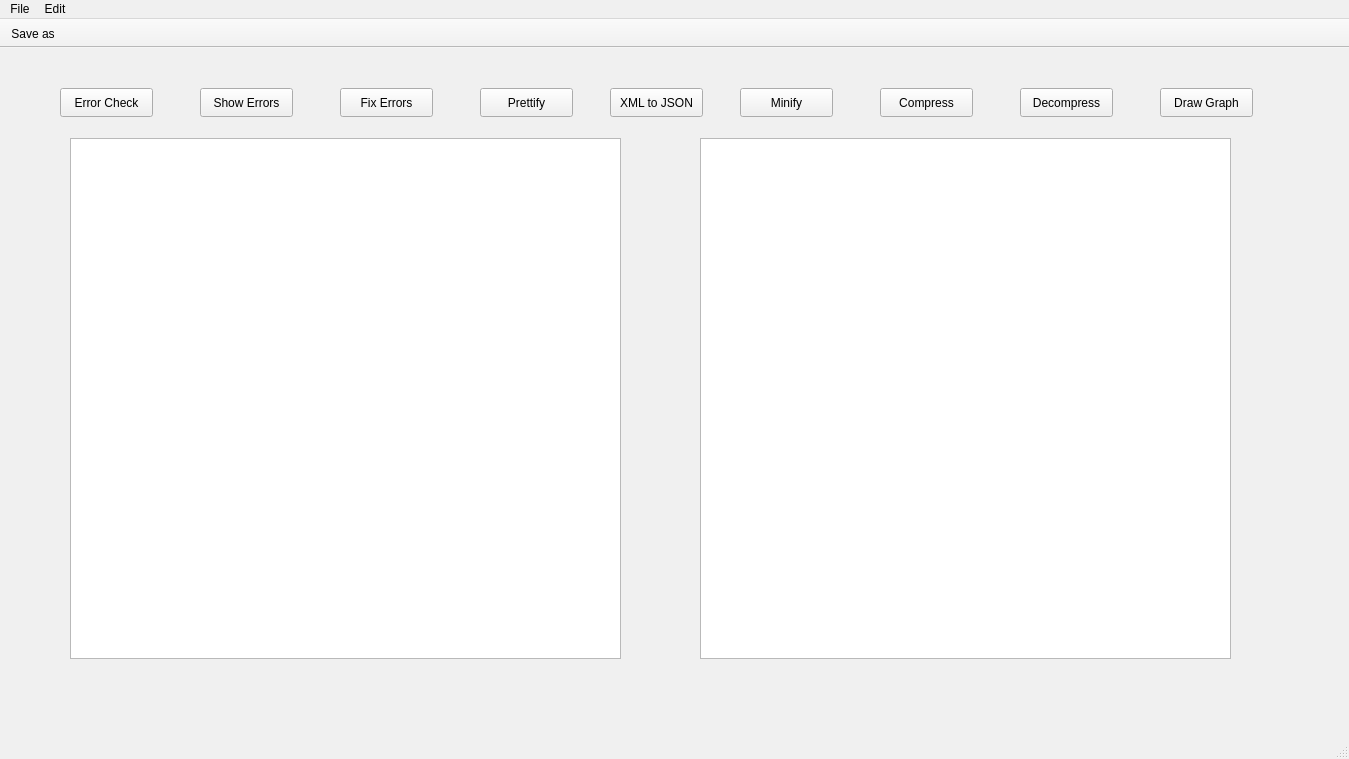
The window that XML_Editor/mainwindow.ui (hanashraf/XML_Editor) describes before a commit, drawn with Qt 5.
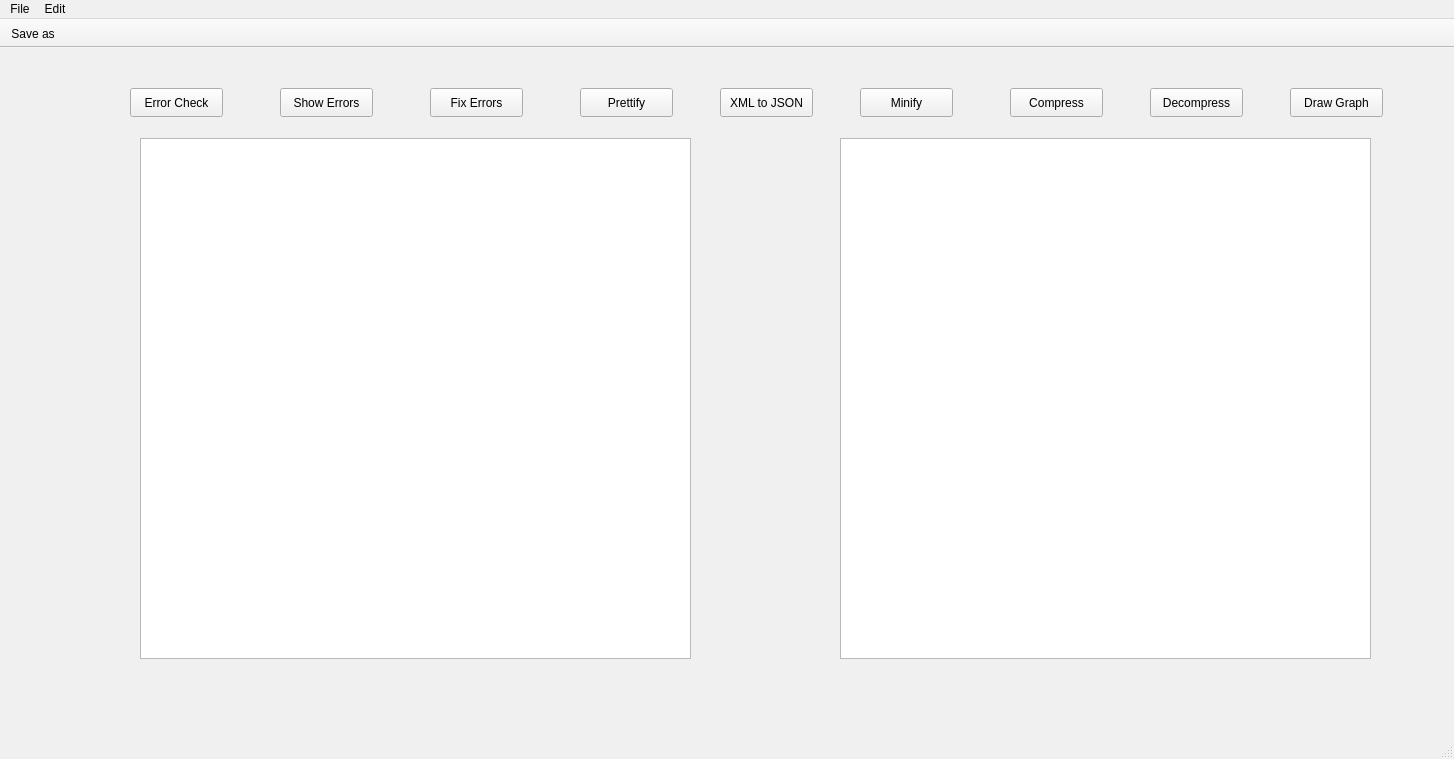
The same window after the commit. Icons and pictures are not drawn.

```diff
--- a/XML_Editor/mainwindow.ui
+++ b/XML_Editor/mainwindow.ui
@@ -6,7 +6,7 @@
    <rect>
     <x>0</x>
     <y>0</y>
-    <width>1349</width>
+    <width>1454</width>
     <height>759</height>
    </rect>
   </property>
@@ -459,7 +459,7 @@
    <widget class="QTextBrowser" name="input">
     <property name="geometry">
      <rect>
-      <x>70</x>
+      <x>140</x>
       <y>90</y>
       <width>551</width>
       <height>521</height>
@@ -472,7 +472,7 @@
    <widget class="QTextBrowser" name="output">
     <property name="geometry">
      <rect>
-      <x>700</x>
+      <x>840</x>
       <y>90</y>
       <width>531</width>
       <height>521</height>
@@ -482,7 +482,7 @@
    <widget class="QPushButton" name="ErrorCheck">
     <property name="geometry">
      <rect>
-      <x>60</x>
+      <x>130</x>
       <y>40</y>
       <width>93</width>
       <height>29</height>
@@ -937,7 +937,7 @@
    <widget class="QPushButton" name="ShowErrors">
     <property name="geometry">
      <rect>
-      <x>200</x>
+      <x>280</x>
       <y>40</y>
       <width>93</width>
       <height>29</height>
@@ -950,7 +950,7 @@
    <widget class="QPushButton" name="FixErrors">
     <property name="geometry">
      <rect>
-      <x>340</x>
+      <x>430</x>
       <y>40</y>
       <width>93</width>
       <height>29</height>
@@ -963,7 +963,7 @@
    <widget class="QPushButton" name="Prettify">
     <property name="geometry">
      <rect>
-      <x>480</x>
+      <x>580</x>
       <y>40</y>
       <width>93</width>
       <height>29</height>
@@ -976,7 +976,7 @@
    <widget class="QPushButton" name="Compress">
     <property name="geometry">
      <rect>
-      <x>880</x>
+      <x>1010</x>
       <y>40</y>
       <width>93</width>
       <height>29</height>
@@ -989,7 +989,7 @@
    <widget class="QPushButton" name="Minify">
     <property name="geometry">
      <rect>
-      <x>740</x>
+      <x>860</x>
       <y>40</y>
       <width>93</width>
       <height>29</height>
@@ -1002,7 +1002,7 @@
    <widget class="QPushButton" name="Decompress">
     <property name="geometry">
      <rect>
-      <x>1020</x>
+      <x>1150</x>
       <y>40</y>
       <width>93</width>
       <height>29</height>
@@ -1015,7 +1015,7 @@
    <widget class="QPushButton" name="DrawGraph">
     <property name="geometry">
      <rect>
-      <x>1160</x>
+      <x>1290</x>
       <y>40</y>
       <width>93</width>
       <height>29</height>
@@ -1028,7 +1028,7 @@
    <widget class="QPushButton" name="XMLtoJSON">
     <property name="geometry">
      <rect>
-      <x>610</x>
+      <x>720</x>
       <y>40</y>
       <width>93</width>
       <height>29</height>
@@ -1044,7 +1044,7 @@
     <rect>
      <x>0</x>
      <y>0</y>
-     <width>1349</width>
+     <width>1454</width>
      <height>32</height>
     </rect>
    </property>
```
